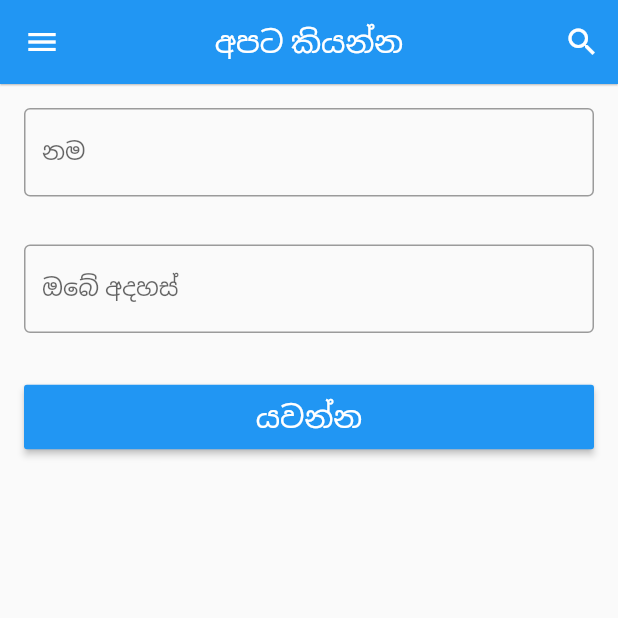
After one commit to RavinduDilshan/Short-Story-Reader, a Flutter app: the contact screen opened directly, on a phone screen of 412 x 824 dp, the top half of it. The commit adds this screen. Run offline on Flutter 3.47's test engine with Material 2 defaults, Android fonts, the phone set to English and light mode, and no system bars; our stand-ins replace share, shared_preferences; accounts and stored records are empty; network calls fail.

Commit message:
contact us UI added

```diff
--- /dev/null
+++ b/lib/contact.dart
@@ -0,0 +1,61 @@
+import 'package:flutter/cupertino.dart';
+import 'package:flutter/material.dart';
+
+import 'drawer.dart';
+
+class contact extends StatelessWidget {
+  @override
+  Widget build(BuildContext context) {
+    final appBar = AppBar(
+      elevation: .5,
+      // leading: IconButton(
+      //   icon: Icon(Icons.menu),
+      //   onPressed:(){}
+      // ),
+      title: Text('අපට කියන්න'),
+      actions: <Widget>[
+        IconButton(
+          icon: Icon(Icons.search),
+          onPressed: () {},
+        )
+      ],
+    );
+    return Scaffold(
+      drawer: MyDrawer(),
+      appBar: appBar,
+      body: ListView(
+        padding: EdgeInsets.all(16),
+        children: [
+          TextField(
+            decoration: InputDecoration(
+              labelText: 'නම',
+              border: OutlineInputBorder(),
+            ),
+          ),
+          SizedBox(height: 32),
+          TextField(
+            decoration: InputDecoration(
+
+              labelText: 'ඔබේ අදහස්',
+              border: OutlineInputBorder(),
+            ),
+          ),
+          SizedBox(
+            height: 32,
+          ),
+          RaisedButton(
+            child: Text(
+              "යවන්න",
+              style: TextStyle(fontSize: 20),
+            ),
+            onPressed: () {},
+            color: Colors.blue,
+            textColor: Colors.white,
+            padding: EdgeInsets.all(8.0),
+            splashColor: Colors.grey,
+          )
+        ],
+      ),
+    );
+  }
+}
--- a/lib/drawer.dart
+++ b/lib/drawer.dart
@@ -4,6 +4,7 @@ import 'package:share/share.dart';
 import 'package:url_launcher/url_launcher.dart';
 
 import 'bookmarks.dart';
+import 'contact.dart';
 import 'home.dart';
 
 class MyDrawer extends StatelessWidget {
@@ -107,14 +108,15 @@ class MyDrawer extends StatelessWidget {
           ListTile(
             leading: Icon(Icons.message),
             title: Text(
-              'අපව අමතන්න',
+              'අපට කියන්න',
               style: TextStyle(fontSize: 20),
             ),
             onTap: () {
-              // Update the state of the app
-              // ...
-              // Then close the drawer
-              Navigator.pop(context);
+              Navigator.of(context).push(
+                MaterialPageRoute(
+                  builder: (context) => contact(),
+                ),
+              );
             },
           ),
           ListTile(
```
